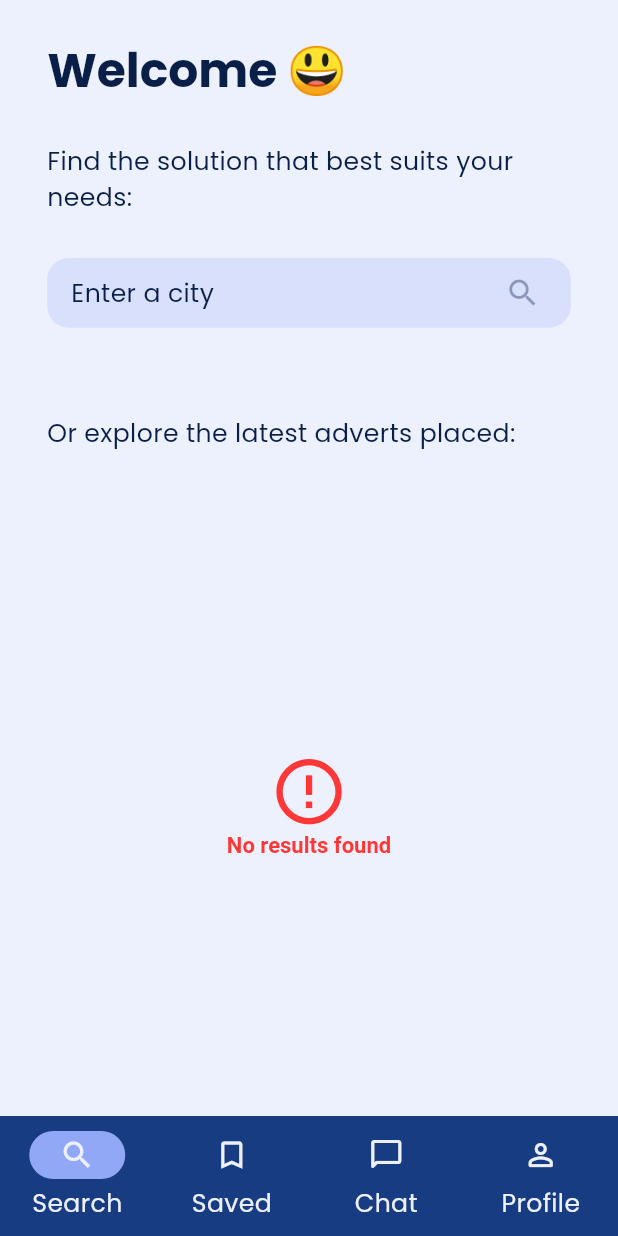
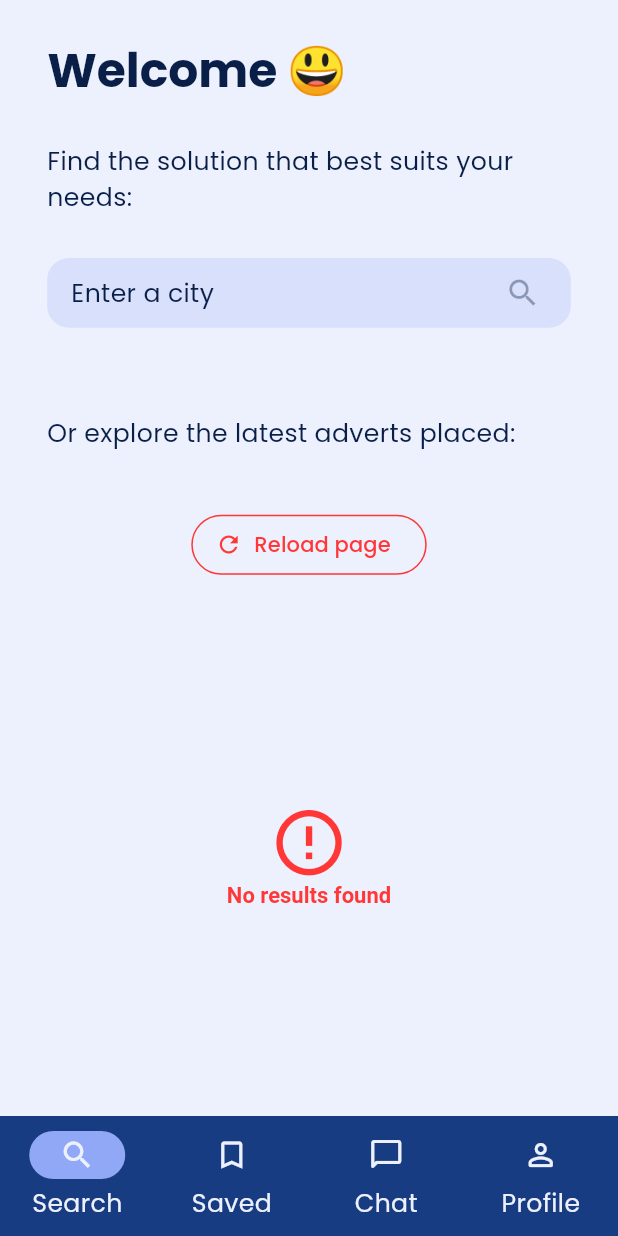
Before and after one commit to SansonSebastiano/MPM23-24_project, a Flutter app: the screen it shows after launch, after a tap on "Let's start!", on a phone screen of 412 x 824 dp. Run offline on Flutter 3.47's test engine with Material 3 defaults, Android fonts, the phone set to English and light mode, and no system bars; our stand-ins replace carousel_slider, cloud_firestore, connectivity_plus, dartz, firebase_auth, firebase_core and 6 more; accounts and stored records are empty; generated files the repository leaves out were written again.

Commit message:
reload page button for student homepage when no results error message appears

```diff
--- a/Code/room_finder/lib/l10n/app_en.arb
+++ b/Code/room_finder/lib/l10n/app_en.arb
@@ -671,5 +671,9 @@
   "lblSubmitChanges": "Submit changes",
   "@lblSubmitChanges": {
     "description": "label for submitting changes button"
+  },
+  "lblReloadPage": "Reload page",
+  "@lblReloadPage": {
+    "description": "label for reload page button"
   }
 }
--- a/Code/room_finder/lib/l10n/app_it.arb
+++ b/Code/room_finder/lib/l10n/app_it.arb
@@ -156,5 +156,6 @@
     "lblSuccessfulAdUpload": "Nuovo annuncio aggiunto",
     "lblSuccessfulAdDeleted": "Annuncio rimosso",
     "lblSuccessfulAdUpdated": "Annuncio aggiornato",
-    "lblSubmitChanges": "Applica modifiche"
+    "lblSubmitChanges": "Applica modifiche",
+    "lblReloadPage": "Ricarica pagina"
 }
--- a/Code/room_finder/lib/presentation/screens/home_page.dart
+++ b/Code/room_finder/lib/presentation/screens/home_page.dart
@@ -1,6 +1,7 @@
 import 'package:flutter/material.dart';
 import 'package:flutter_screenutil/flutter_screenutil.dart';
 import 'package:hooks_riverpod/hooks_riverpod.dart';
+import 'package:room_finder/main.dart';
 import 'package:room_finder/model/ad_model.dart';
 import 'package:room_finder/model/user_model.dart';
 import 'package:room_finder/presentation/components/ads_box.dart';
@@ -124,11 +125,36 @@ class _StudentHomePageBodyState extends ConsumerState<_StudentHomePageBody> {
                     )
                   : randomCityAds.isEmpty
                       ? Expanded(
-                          child: Center(
-                          child: NoDataErrorMessage(
-                            context: context,
+                          child: Column(
+                            children: [
+                              Padding(
+                                padding: EdgeInsets.symmetric(vertical: 10.h),
+                                child: OutlinedButton.icon(
+                                  onPressed: () {
+                                    Navigator.pushReplacement(context, MaterialPageRoute(builder: (context) {
+                                        return const MyHomePage();
+                                    }));
+                                  },
+                                  label: Text(AppLocalizations.of(context)!.lblReloadPage),
+                                  icon: const Icon(Icons.refresh),
+                                  style: OutlinedButton.styleFrom(
+                                    foregroundColor: Theme.of(context).colorScheme.error,
+                                    side: BorderSide(
+                                      color: Theme.of(context).colorScheme.error,
+                                    ),
+                                  ),
+                                ),
+                              ),
+                              Expanded(
+                                child: Center(
+                                  child: NoDataErrorMessage(
+                                    context: context,
+                                  ),
+                                ),
+                              ),
+                            ],
                           ),
-                        ))
+                        )
                       : Expanded(
                           child: ListView.separated(
                             padding: EdgeInsets.symmetric(horizontal: 20.w),
```
